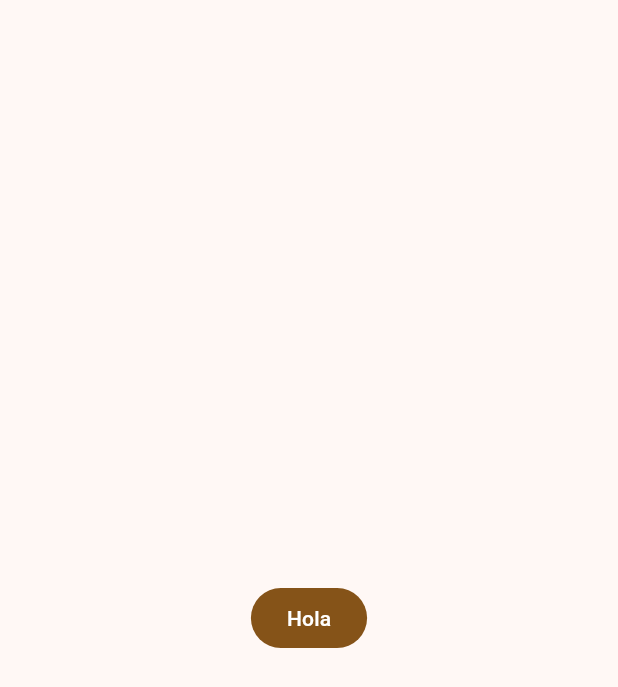
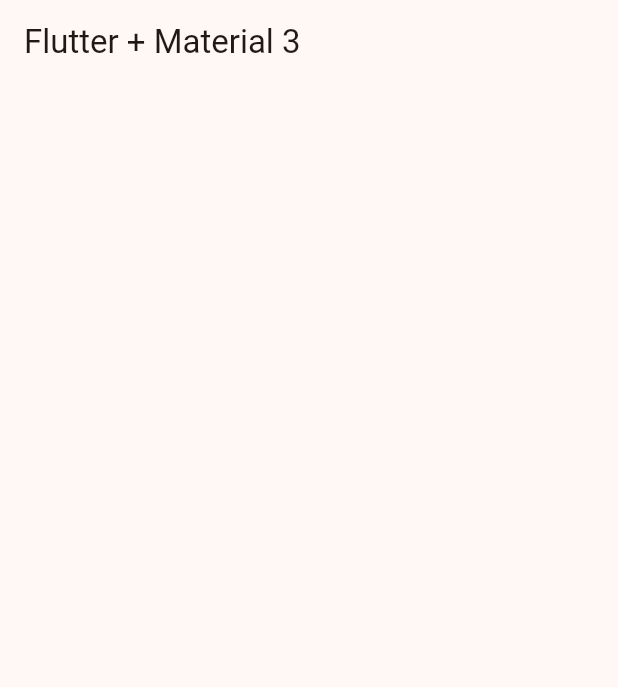
Before and after one commit to ju-lienz/widgets_app, a Flutter app: the screen it shows after launch, on a phone screen of 412 x 824 dp. Shown: the top 687 px of the screen. Run offline on Flutter 3.47's test engine with Material 3 defaults, Android fonts, the phone set to English and light mode, and no system bars.

Commit message:
feat: create menu_items.dart and Home screen with AppBar

```diff
--- a/lib/config/theme/app_theme.dart
+++ b/lib/config/theme/app_theme.dart
@@ -29,5 +29,8 @@ class AppTheme {
         useMaterial3: true,
         // Sets the primary color based on the selected color index in the list
         colorSchemeSeed: colorList[selectedColor],
+        appBarTheme: const AppBarTheme(
+          centerTitle: false, // Configuration of all the appBars
+        ),
       );
 }
--- a/lib/main.dart
+++ b/lib/main.dart
@@ -1,5 +1,6 @@
 import 'package:flutter/material.dart';
 import 'package:widgets_app/config/theme/app_theme.dart';
+import 'package:widgets_app/presentation/screens/home/home_screen.dart';
 
 void main() {
   runApp(const MainApp());
@@ -14,10 +15,7 @@ class MainApp extends StatelessWidget {
       debugShowCheckedModeBanner: false,
       // Apply the theme defined in AppTheme class
       theme: AppTheme(selectedColor: 7).getTheme(),
-      home: Scaffold(
-        body: Center(
-            child: FilledButton(onPressed: () {}, child: const Text("Hola"))),
-      ),
+      home: const HomeScreen(),
     );
   }
 }
--- /dev/null
+++ b/lib/presentation/screens/home/home_screen.dart
@@ -0,0 +1,14 @@
+import 'package:flutter/material.dart';
+
+class HomeScreen extends StatelessWidget {
+  const HomeScreen({super.key});
+
+  @override
+  Widget build(BuildContext context) {
+    return Scaffold(
+      appBar: AppBar(
+        title: const Text('Flutter + Material 3'),
+      ),
+    );
+  }
+}
```
Also changed, not shown: lib/config/menu/menu_items.dart (added, +29 -0 lines).
